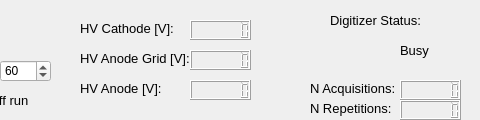
This is sbndprmdaq/controls.ui in marcodeltutto/SBNDPurityMonitorDAQ as Qt 5 draws it before an edit; both pictures show x 520 to 1000 and y 0 to 120 of the 1000 by 120 pixel window. The edited form follows.
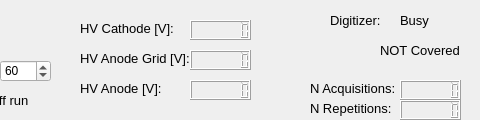
This is the edited form. Icons and pictures are not drawn. Custom widgets are drawn as their Qt base class.

Commit message: Add IgnitionAPI to check LAr level

Patch:
```diff
--- a/sbndprmdaq/controls.ui
+++ b/sbndprmdaq/controls.ui
@@ -91,7 +91,7 @@
      <rect>
       <x>850</x>
       <y>10</y>
-      <width>121</width>
+      <width>61</width>
       <height>21</height>
      </rect>
     </property>
@@ -101,16 +101,16 @@
      </font>
     </property>
     <property name="text">
-     <string>Digitizer Status:</string>
+     <string>Digitizer:</string>
     </property>
    </widget>
    <widget class="QLabel" name="_digitizer_image">
     <property name="geometry">
      <rect>
-      <x>850</x>
-      <y>30</y>
-      <width>51</width>
-      <height>40</height>
+      <x>845</x>
+      <y>39</y>
+      <width>31</width>
+      <height>21</height>
      </rect>
     </property>
     <property name="font">
@@ -132,7 +132,7 @@
     <property name="geometry">
      <rect>
       <x>920</x>
-      <y>40</y>
+      <y>10</y>
       <width>61</width>
       <height>21</height>
      </rect>
@@ -564,6 +564,25 @@
      <string>Interval [min]:</string>
     </property>
    </widget>
+   <widget class="QLabel" name="_liquid_level_label">
+    <property name="geometry">
+     <rect>
+      <x>900</x>
+      <y>40</y>
+      <width>91</width>
+      <height>21</height>
+     </rect>
+    </property>
+    <property name="font">
+     <font>
+      <pointsize>10</pointsize>
+      <bold>false</bold>
+     </font>
+    </property>
+    <property name="text">
+     <string>NOT Covered</string>
+    </property>
+   </widget>
   </widget>
   <action name="actionShow_Logs">
    <property name="text">
```
Left out of the diff: 2 changed lines with no effect on the pictures. The commit also changes 4 other files.
